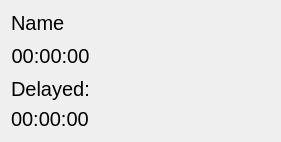
This is Lab2/timerlistitem.ui in JustTaya/uniProjects_secondYear as Qt 5 draws it before an edit. The edited form follows.
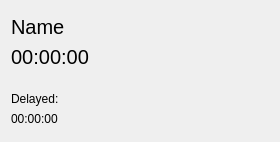
This is the edited form. Icons and pictures are not drawn.

```diff
--- a/Lab2/timerlistitem.ui
+++ b/Lab2/timerlistitem.ui
@@ -6,8 +6,8 @@
    <rect>
     <x>0</x>
     <y>0</y>
-    <width>277</width>
-    <height>135</height>
+    <width>280</width>
+    <height>142</height>
    </rect>
   </property>
   <property name="windowTitle">
@@ -78,55 +78,27 @@
 {
 font-size:20px;
 border:2px;
+}
+
+QLabel#delayedLabel
+{
+font-size:12px;
+border:2px;
+}
+
+QLabel#delayedTime
+{
+font-size:12px;
+border:2px;
 }</string>
   </property>
+  <layout class="QGridLayout" name="gridLayout_3">
+   <item row="0" column="0">
   <layout class="QGridLayout" name="gridLayout">
-   <item row="2" column="0">
-    <widget class="QLabel" name="delayedLabel">
+     <item row="0" column="0">
+      <widget class="QLabel" name="Name_label">
      <property name="text">
-      <string>Delayed:</string>
-     </property>
-    </widget>
-   </item>
-   <item row="1" column="4">
-    <widget class="QPushButton" name="deleteButton">
-     <property name="text">
-      <string/>
-     </property>
-    </widget>
-   </item>
-   <item row="1" column="3">
-    <widget class="QPushButton" name="stopButton">
-     <property name="text">
-      <string/>
-     </property>
-    </widget>
-   </item>
-   <item row="3" column="0">
-    <widget class="QLabel" name="delayedTime">
-     <property name="text">
-      <string>00:00:00</string>
-     </property>
-    </widget>
-   </item>
-   <item row="1" column="5">
-    <widget class="QPushButton" name="editButton">
-     <property name="text">
-      <string/>
-     </property>
-    </widget>
-   </item>
-   <item row="1" column="2">
-    <widget class="QPushButton" name="playButton">
-     <property name="text">
-      <string/>
-     </property>
-    </widget>
-   </item>
-   <item row="1" column="1">
-    <widget class="QPushButton" name="pauseButton">
-     <property name="text">
-      <string/>
+        <string>Name</string>
      </property>
     </widget>
    </item>
@@ -143,12 +115,73 @@
      </property>
     </widget>
    </item>
+     <item row="2" column="0">
+      <spacer name="horizontalSpacer">
+       <property name="orientation">
+        <enum>Qt::Horizontal</enum>
+       </property>
+       <property name="sizeHint" stdset="0">
+        <size>
+         <width>77</width>
+         <height>17</height>
+        </size>
+       </property>
+      </spacer>
+     </item>
+     <item row="3" column="0">
+      <widget class="QLabel" name="delayedLabel">
+       <property name="text">
+        <string>Delayed:</string>
+       </property>
+      </widget>
+     </item>
+     <item row="4" column="0">
+      <widget class="QLabel" name="delayedTime">
+       <property name="text">
+        <string>00:00:00</string>
+       </property>
+      </widget>
+     </item>
+    </layout>
+   </item>
+   <item row="0" column="1">
+    <layout class="QGridLayout" name="gridLayout_2">
    <item row="0" column="0">
-    <widget class="QLabel" name="Name_label">
+      <widget class="QPushButton" name="pauseButton">
      <property name="text">
-      <string>Name</string>
-     </property>
-    </widget>
+        <string/>
+       </property>
+      </widget>
+     </item>
+     <item row="0" column="1">
+      <widget class="QPushButton" name="playButton">
+       <property name="text">
+        <string/>
+       </property>
+      </widget>
+     </item>
+     <item row="0" column="2">
+      <widget class="QPushButton" name="stopButton">
+       <property name="text">
+        <string/>
+       </property>
+      </widget>
+     </item>
+     <item row="0" column="3">
+      <widget class="QPushButton" name="deleteButton">
+       <property name="text">
+        <string/>
+       </property>
+      </widget>
+     </item>
+     <item row="0" column="4">
+      <widget class="QPushButton" name="editButton">
+       <property name="text">
+        <string/>
+       </property>
+      </widget>
+     </item>
+    </layout>
    </item>
   </layout>
  </widget>
```
Lines whose indentation alone changed are shown as unchanged.
